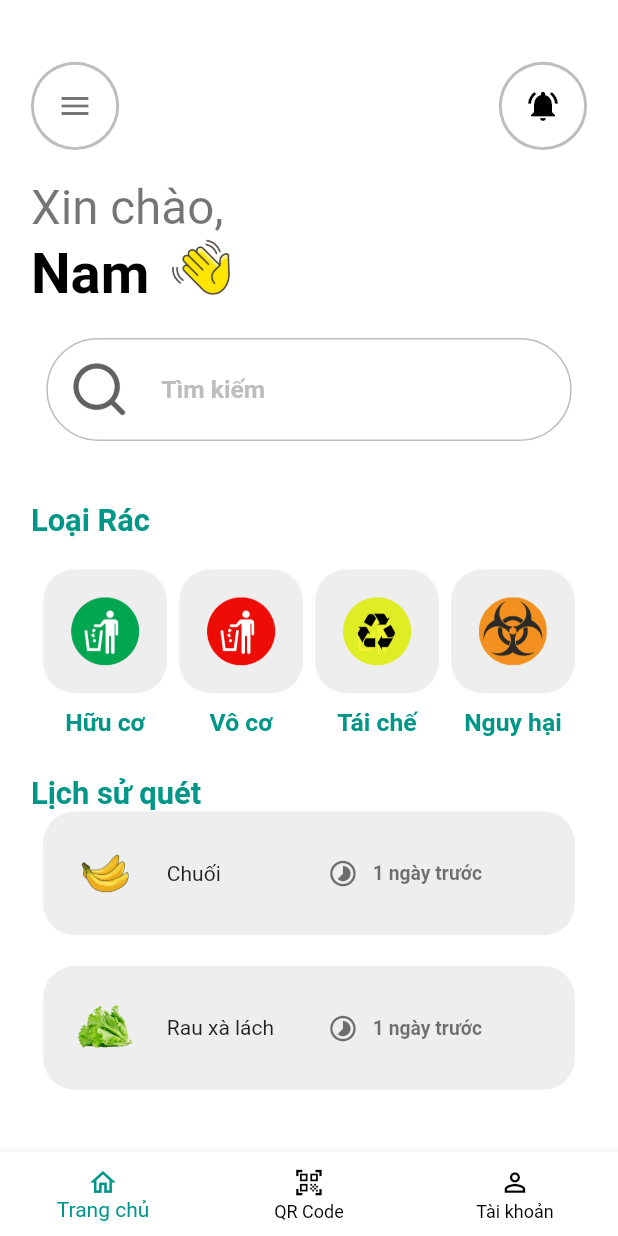
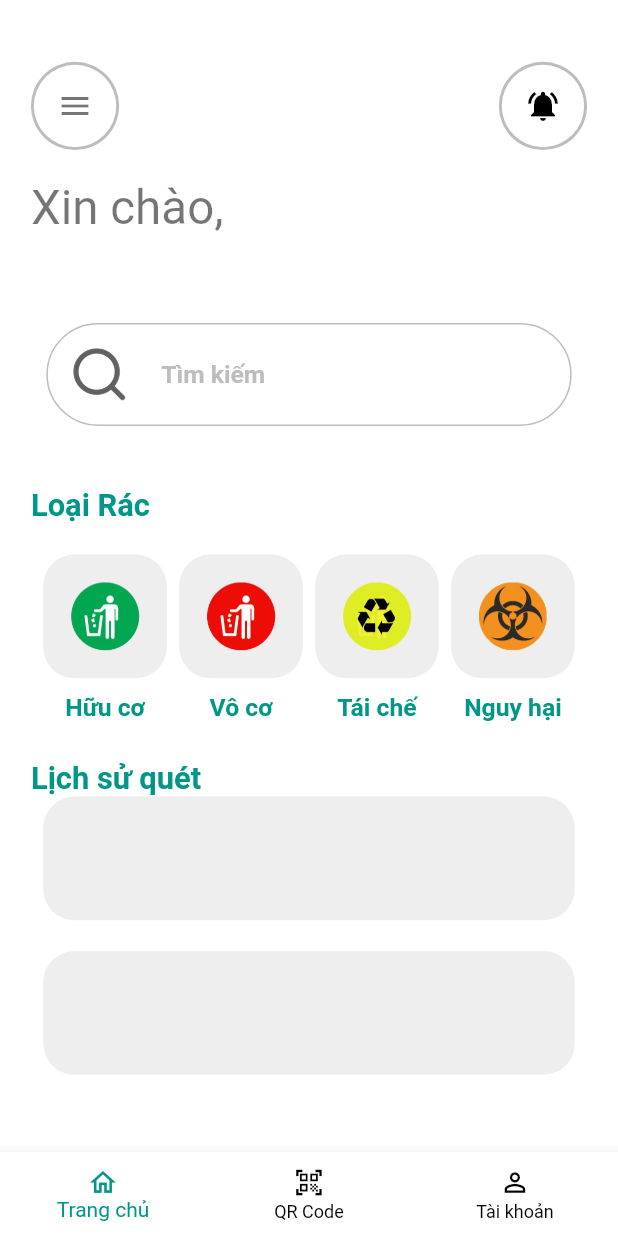
Before and after one commit to tanphuccgl/P-Green, a Flutter app: the screen it shows after launch, on a phone screen of 412 x 824 dp. Run offline on Flutter 3.47's test engine with Material 2 defaults, Android fonts, the phone set to English and light mode, and no system bars; our stand-ins replace shared_preferences; missing offline and left inert: qr_code_scanner.

Commit message:
open link

```diff
--- a/lib/ui/pages/profile_page.dart
+++ b/lib/ui/pages/profile_page.dart
@@ -59,7 +59,7 @@ class ProfilePage extends StatelessWidget {
                             fontSize: size.width / 15,
                             color: Colors.red)),
                     TextSpan(
-                        text: '10',
+                        text: '0',
                         style: TextStyle(
                             fontWeight: FontWeight.bold,
                             fontSize: size.width / 17,
--- a/lib/ui/pages/qr_page.dart
+++ b/lib/ui/pages/qr_page.dart
@@ -106,7 +106,7 @@ class _QRViewExampleState extends State<QRViewExample> {
   }
   void showOk(QRViewController controller,String data) {
     var alert = new AlertDialog1(
-      title: "",
+      title: "Bạn vui lòng nhấn vào liên kết dưới",
       description: data,
       onPressed: () {
         setState(() {
--- a/lib/ui/widgets/home/history_widget.dart
+++ b/lib/ui/widgets/home/history_widget.dart
@@ -67,52 +67,52 @@ Widget _buildHistory({BuildContext? context, List<History>? list}) {
               color: Colors.grey.shade200,
               borderRadius: BorderRadius.all(Radius.circular(size.width / 20)),
             ),
-            child: Row(
-              mainAxisAlignment: MainAxisAlignment.spaceBetween,
-              crossAxisAlignment: CrossAxisAlignment.center,
-              children: [
-                SizedBox(
-                  width: size.width / 2.5,
-                  child: Row(
-                    mainAxisAlignment: MainAxisAlignment.spaceAround,
-                    crossAxisAlignment: CrossAxisAlignment.center,
-                    children: [
-                      SizedBox(
-                        width: size.width / 5,
-                        child: Image.asset(
-                          list![index].assetImage!,
-                          width: size.width / 10,
-                          height: size.width / 10,
-                        ),
-                      ),
-                      SizedBox(
-                          width: size.width / 5,
-                          child: Text("${list[index].label}"))
-                    ],
-                  ),
-                ),
-                SizedBox(
-                  width: size.width / 2.5,
-                  child: Row(
-                    crossAxisAlignment: CrossAxisAlignment.center,
-                    children: [
-                      Icon(
-                        Icons.timelapse,
-                        size: size.width / 20,
-                        color: Colors.black54,
-                      ),
-                      Text(
-                        "\t\t\t${list[index].time} ngày trước",
-                        style: TextStyle(
-                            color: Colors.black54,
-                            fontWeight: FontWeight.bold,
-                            fontSize: size.width / 32),
-                      )
-                    ],
-                  ),
-                )
-              ],
-            ),
+            // child: Row(
+            //   mainAxisAlignment: MainAxisAlignment.spaceBetween,
+            //   crossAxisAlignment: CrossAxisAlignment.center,
+            //   children: [
+            //     SizedBox(
+            //       width: size.width / 2.5,
+            //       child: Row(
+            //         mainAxisAlignment: MainAxisAlignment.spaceAround,
+            //         crossAxisAlignment: CrossAxisAlignment.center,
+            //         children: [
+            //           SizedBox(
+            //             width: size.width / 5,
+            //             child: Image.asset(
+            //               list![index].assetImage!,
+            //               width: size.width / 10,
+            //               height: size.width / 10,
+            //             ),
+            //           ),
+            //           SizedBox(
+            //               width: size.width / 5,
+            //               child: Text("${list[index].label}"))
+            //         ],
+            //       ),
+            //     ),
+            //     SizedBox(
+            //       width: size.width / 2.5,
+            //       child: Row(
+            //         crossAxisAlignment: CrossAxisAlignment.center,
+            //         children: [
+            //           Icon(
+            //             Icons.timelapse,
+            //             size: size.width / 20,
+            //             color: Colors.black54,
+            //           ),
+            //           Text(
+            //             "\t\t\t${list[index].time} ngày trước",
+            //             style: TextStyle(
+            //                 color: Colors.black54,
+            //                 fontWeight: FontWeight.bold,
+            //                 fontSize: size.width / 32),
+            //           )
+            //         ],
+            //       ),
+            //     )
+            //   ],
+            // ),
           ),
         );
       },
--- a/lib/ui/widgets/home/title_widget.dart
+++ b/lib/ui/widgets/home/title_widget.dart
@@ -17,18 +17,18 @@ Widget titleWidget({BuildContext? context}) {
                     fontWeight: FontWeight.normal,
                     fontSize: size.width / 13,
                     color: Colors.black54)),
-            TextSpan(
-                text: 'Nam',
-                style: TextStyle(
-                    fontWeight: FontWeight.bold,
-                    fontSize: size.width / 11,
-                    color: Colors.black)),
-            WidgetSpan(
-              child: Padding(
-                padding: EdgeInsets.only(left: size.width / 30),
-                child: Image.asset(handIcon, width: size.width / 10),
-              ),
-            ),
+            // TextSpan(
+            //     text: 'Nam',
+            //     style: TextStyle(
+            //         fontWeight: FontWeight.bold,
+            //         fontSize: size.width / 11,
+            //         color: Colors.black)),
+            // WidgetSpan(
+            //   child: Padding(
+            //     padding: EdgeInsets.only(left: size.width / 30),
+            //     child: Image.asset(handIcon, width: size.width / 10),
+            //   ),
+            // ),
           ],
         ),
       ),
--- a/lib/ui/widgets/profile/avatar_widget.dart
+++ b/lib/ui/widgets/profile/avatar_widget.dart
@@ -13,9 +13,9 @@ class AvatarWidget extends StatelessWidget {
       child: Align(
         child: Stack(
           children: [
-            CircleAvatar(
-              backgroundImage: NetworkImage(
-                  "https://zpsocial-f47-org.zadn.vn/28486473f0541f0a4645.jpg"),
+            CircleAvatar(backgroundColor: Colors.blue,
+               backgroundImage: AssetImage(
+                   avatar),
               radius: size.width / 6,
             ),
             Align(
--- a/lib/ui/widgets/profile/overview_widget.dart
+++ b/lib/ui/widgets/profile/overview_widget.dart
@@ -117,7 +117,7 @@ Widget _header({BuildContext? context}) {
       child: Column(crossAxisAlignment: CrossAxisAlignment.start,
         children: [
           Text(
-            "- Địa điểm: Gia Lai",
+            "- Địa điểm: Hồ Chí Minh",
             style: TextStyle(
                 fontSize: size.width / 20,
                 fontWeight: FontWeight.bold,
@@ -134,11 +134,11 @@ Widget _header({BuildContext? context}) {
                         fontSize: size.width / 20,
                         color: Colors.black87)),
                 TextSpan(
-                    text: '43',
+                    text: '65',
                     style: TextStyle(
                         fontWeight: FontWeight.bold,
                         fontSize: size.width / 20,
-                        color: Colors.green)),
+                        color: Colors.yellow)),
               ],
             ),
           ),
--- a/lib/utils/my_images.dart
+++ b/lib/utils/my_images.dart
@@ -13,3 +13,4 @@ String huychuong1Icon= "assets/images/huychuong1.png";
     String menuIcon=  "assets/images/menu.png";
     String handIcon="assets/images/hand.png";
     String searchIcon="assets/images/search.png";
+    String avatar= "assets/images/avatar.jpg";
```
Also changed, not shown: lib/utils/dialog.dart (+17 -2 lines), pubspec.yaml (+2 -6 lines), assets/images/avatar.jpg (added), pubspec.lock, 1 other file.
